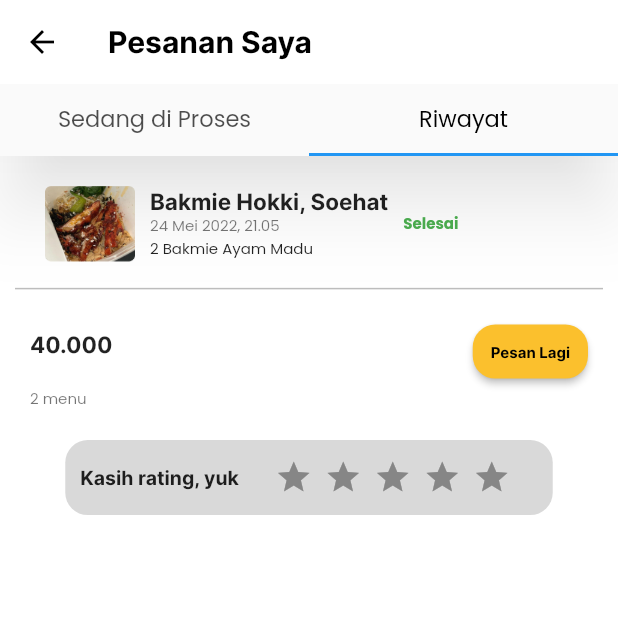
After one commit to jenaarrr1111/umik-App, a Flutter app: the RiwayatScreen screen opened by its route, tab 2 chosen, after a tap on "Pesan Lagi", on a phone screen of 412 x 824 dp, the top half of it. The commit adds this screen. Run offline on Flutter 3.47's test engine with Material 2 defaults, Android fonts, the phone set to English and light mode, and no system bars; drawn by our look-alikes of flutter_rating_bar; our stand-ins replace flutter_secure_storage, flutter_svg; missing offline and left inert: flutter_picker; accounts and stored records are empty.

Commit message:
Membuat halaman rating dan riwayat

```diff
--- a/lib/routes.dart
+++ b/lib/routes.dart
@@ -26,6 +26,8 @@
 import 'package:umik/screens/profile/nama/nama_screen.dart';
 import 'package:umik/screens/profile/no_handphone/hp_screen.dart';
 import 'package:umik/screens/profile/profile_screen.dart';
+import 'package:umik/screens/rating/rating_screen.dart';
+import 'package:umik/screens/riwayat/riwayat_screen.dart';
 import 'package:umik/screens/rute/rute.dart';
 import 'package:umik/screens/sign_in/sign_in_screen.dart';
 import 'package:umik/screens/sign_out/sign_out.dart';
@@ -53,6 +55,8 @@
   DaftarProdukScreen.routeName: (context) => DaftarProdukScreen(),
   LokasiScrees.routeName: (context) => LokasiScrees(),
   PilihLokasiScreen.routeName: (context) => PilihLokasiScreen(),
+  RatingScreen.routeName: (context) => RatingScreen(),
+  RiwayatScreen.routeName: (context) => RiwayatScreen(),
 
   //profile
   ProfileScreen.routeName: (context) => ProfileScreen(),
--- a/lib/screens/penjual/seller_sign_up/seller_sign_up_screen.dart
+++ b/lib/screens/penjual/seller_sign_up/seller_sign_up_screen.dart
@@ -7,9 +7,7 @@
   const SellerSignUpScreen({super.key});
   @override
   Widget build(BuildContext context) {
-    return DefaultTabController(
-      length: 2,
-      child: Scaffold(
+    return Scaffold(
       appBar: AppBar(
         title: const Text(
           "Atur Informasi UMKM",
@@ -19,7 +17,6 @@
         elevation: 20,
       ),
       body: const Body(),
-      ),
     );
   }
 }
--- /dev/null
+++ b/lib/screens/riwayat/components/proses.dart
@@ -0,0 +1,81 @@
+import 'package:flutter/material.dart';
+
+class ProsesScreen extends StatefulWidget {
+  const ProsesScreen({super.key});
+
+  @override
+  State<ProsesScreen> createState() => _ProsesScreenState();
+}
+
+class _ProsesScreenState extends State<ProsesScreen> {
+  Widget build(BuildContext context) {
+    return Padding(
+      padding: const EdgeInsets.symmetric(horizontal: 10),
+      child: Column(
+        crossAxisAlignment: CrossAxisAlignment.start,
+        children: [
+          Padding(
+            padding: const EdgeInsets.only(
+              top: 20,
+              bottom: 10,
+              left: 20,
+            ),
+            child: Row(
+              children: [
+                Image.asset(
+                  'assets/images/bakmie_ayam_madu.png',
+                  width: 60,
+                ),
+                Padding(
+                  padding: const EdgeInsets.symmetric(horizontal: 10),
+                  child: Column(
+                    crossAxisAlignment: CrossAxisAlignment.start,
+                    children: const [
+                      Text(
+                        'Bakmie Hokki, Soehat',
+                        style: TextStyle(
+                          fontFamily: 'Inter',
+                          fontSize: 15,
+                          fontWeight: FontWeight.bold,
+                        ),
+                      ),
+                      Text(
+                        '24 Mei 2022, 21.05',
+                        style: TextStyle(
+                          color: Colors.black54,
+                          fontFamily: 'Poppins',
+                          fontSize: 10,
+                          fontWeight: FontWeight.w400,
+                        ),
+                      ),
+                      Text(
+                        '2 Bakmie Ayam Madu',
+                        style: TextStyle(
+                          fontFamily: 'Poppins',
+                          fontSize: 10,
+                          fontWeight: FontWeight.w400,
+                        ),
+                      ),
+                    ],
+                  ),
+                ),
+                const Expanded(
+                  child: Text(
+                    'Sedang Di Proses',
+                    textAlign: TextAlign.start,
+                    style: TextStyle(
+                      color: Colors.blue,
+                      fontFamily: 'Poppins',
+                      fontSize: 10,
+                      fontWeight: FontWeight.bold,
+                    ),
+                  ),
+                ),
+              ],
+            ),
+          ),
+        ],
+      ),
+    );
+  }
+}
--- /dev/null
+++ b/lib/screens/riwayat/components/riwayat.dart
@@ -0,0 +1,187 @@
+import 'package:flutter/material.dart';
+import 'package:flutter_rating_bar/flutter_rating_bar.dart';
+
+import '../../../constants.dart';
+import '../../../size_config.dart';
+
+class RiwayatPesanScreen extends StatefulWidget {
+  const RiwayatPesanScreen({super.key});
+
+  @override
+  State<RiwayatPesanScreen> createState() => _RiwayatPesanScreenState();
+}
+
+class _RiwayatPesanScreenState extends State<RiwayatPesanScreen> {
+  Widget build(BuildContext context) {
+    return Padding(
+      padding: const EdgeInsets.symmetric(horizontal: 10),
+      child: Column(
+        crossAxisAlignment: CrossAxisAlignment.start,
+        children: [
+          Padding(
+            padding: const EdgeInsets.only(
+              top: 20,
+              bottom: 10,
+              left: 20,
+            ),
+            child: Row(
+              children: [
+                Image.asset(
+                  'assets/images/bakmie_ayam_madu.png',
+                  width: 60,
+                ),
+                Padding(
+                  padding: const EdgeInsets.symmetric(horizontal: 10),
+                  child: Column(
+                    crossAxisAlignment: CrossAxisAlignment.start,
+                    children: const [
+                      Text(
+                        'Bakmie Hokki, Soehat',
+                        style: TextStyle(
+                          fontFamily: 'Inter',
+                          fontSize: 15,
+                          fontWeight: FontWeight.bold,
+                        ),
+                      ),
+                      Text(
+                        '24 Mei 2022, 21.05',
+                        style: TextStyle(
+                          color: Colors.black54,
+                          fontFamily: 'Poppins',
+                          fontSize: 10,
+                          fontWeight: FontWeight.w400,
+                        ),
+                      ),
+                      Text(
+                        '2 Bakmie Ayam Madu',
+                        style: TextStyle(
+                          fontFamily: 'Poppins',
+                          fontSize: 10,
+                          fontWeight: FontWeight.w400,
+                        ),
+                      ),
+                    ],
+                  ),
+                ),
+                const Expanded(
+                  child: Text(
+                    'Selesai',
+                    textAlign: TextAlign.start,
+                    style: TextStyle(
+                      color: Colors.green,
+                      fontFamily: 'Poppins',
+                      fontSize: 10,
+                      fontWeight: FontWeight.bold,
+                    ),
+                  ),
+                ),
+              ],
+            ),
+          ),
+          const Divider(color: Colors.black26, thickness: 1),
+          Padding(
+            padding: const EdgeInsets.symmetric(horizontal: 10),
+            child: Row(
+              mainAxisAlignment: MainAxisAlignment.spaceBetween,
+              children: [
+                Text(
+                  '40.000',
+                  style: TextStyle(
+                    fontFamily: 'Inter',
+                    fontSize: 15,
+                    fontWeight: FontWeight.bold,
+                  ),
+                ),
+                Padding(
+                  padding: const EdgeInsets.only(top: 10),
+                  child: ElevatedButton(
+                    style: ElevatedButton.styleFrom(
+                      padding: const EdgeInsets.only(
+                        top: 10,
+                        bottom: 10,
+                        left: 12,
+                        right: 12,
+                      ),
+                      backgroundColor: kPrimaryColor,
+                      shape: RoundedRectangleBorder(
+                        borderRadius: BorderRadius.circular(15),
+                      ),
+                    ),
+                    onPressed: () {},
+                    child: Text(
+                      "Pesan Lagi",
+                      style: TextStyle(
+                        fontFamily: "Inter",
+                        fontSize: 10,
+                        color: Colors.black,
+                        fontWeight: FontWeight.bold,
+                      ),
+                    ),
+                  ),
+                ),
+              ],
+            ),
+          ),
+          Padding(
+            padding: const EdgeInsets.symmetric(horizontal: 10),
+            child: Text(
+              '2 menu',
+              style: TextStyle(
+                color: Colors.black54,
+                fontFamily: 'Poppins',
+                fontSize: 10,
+                fontWeight: FontWeight.w400,
+              ),
+            ),
+          ),
+          Align(
+            alignment: Alignment.center,
+            child: Padding(
+              padding: const EdgeInsets.all(20),
+              child: Container(
+                padding: EdgeInsets.all(10),
+                height: 50,
+                width: 325,
+                decoration: BoxDecoration(
+                  color: KBgColor,
+                  borderRadius: BorderRadius.circular(15),
+                ),
+                child: Row(
+                  children: [
+                    Text(
+                      "Kasih rating, yuk",
+                      style: TextStyle(
+                        fontFamily: 'Inter',
+                        fontSize: 13,
+                        fontWeight: FontWeight.bold,
+                      ),
+                    ),
+                    SizedBox(
+                      width: 20,
+                    ),
+                    RatingBar.builder(
+                      initialRating: 0,
+                      minRating: 0,
+                      direction: Axis.horizontal,
+                      allowHalfRating: true,
+                      itemCount: 5,
+                      itemSize: 25,
+                      itemPadding: EdgeInsets.symmetric(horizontal: 4.0),
+                      itemBuilder: (context, _) => Icon(
+                        Icons.star,
+                        color: Colors.amber,
+                      ),
+                      onRatingUpdate: (rating) {
+                        print(rating);
+                      },
+                    ),
+                  ],
+                ),
+              ),
+            ),
+          ),
+        ],
+      ),
+    );
+  }
+}
--- /dev/null
+++ b/lib/screens/riwayat/riwayat_screen.dart
@@ -0,0 +1,69 @@
+import 'package:flutter/material.dart';
+import 'package:umik/screens/rating/components/body.dart';
+
+import 'components/proses.dart';
+import 'components/riwayat.dart';
+
+class RiwayatScreen extends StatelessWidget {
+  static String routeName = "/riwayat";
+  TabBar get _tabBar => TabBar(
+        labelColor: Colors.black,
+        tabs: [
+          Tab(
+            child: Text(
+              "Sedang di Proses",
+              style: TextStyle(
+                fontFamily: "Poppins",
+                fontSize: 15,
+                fontWeight: FontWeight.w400,
+              ),
+            ),
+          ),
+          Tab(
+            child: Text(
+              "Riwayat",
+              style: TextStyle(
+                fontFamily: "Poppins",
+                fontSize: 15,
+                fontWeight: FontWeight.w400,
+              ),
+            ),
+          ),
+        ],
+      );
+
+  const RiwayatScreen({super.key});
+  @override
+  Widget build(BuildContext context) {
+    return DefaultTabController(
+      length: 2,
+      child: Scaffold(
+        appBar: AppBar(
+          title: const Text(
+            "Pesanan Saya",
+            style: TextStyle(
+              color: Colors.black,
+              fontFamily: "Inter",
+              fontSize: 20,
+              fontWeight: FontWeight.bold,
+            ),
+          ),
+          bottom: PreferredSize(
+            preferredSize: _tabBar.preferredSize,
+            child: Material(
+              child: _tabBar,
+            ),
+          ),
+          shadowColor: Colors.black45,
+          elevation: 20,
+        ),
+        body: TabBarView(
+          children: [
+            ProsesScreen(),
+            RiwayatPesanScreen(),
+          ],
+        ),
+      ),
+    );
+  }
+}
```
Also changed, not shown: lib/screens/rating/components/body.dart (added, +266 -0 lines), lib/screens/rating/rating_screen.dart (added, +45 -0 lines), pubspec.yaml (+6 -7 lines), pubspec.lock. Lines whose indentation alone changed are shown as unchanged.
